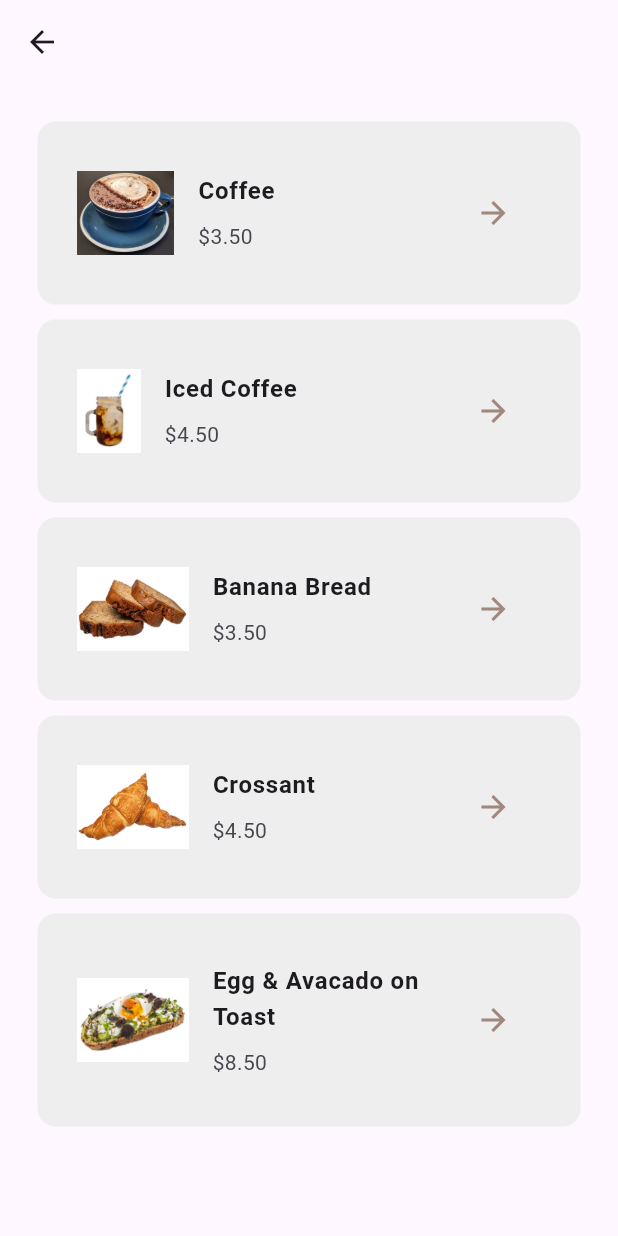
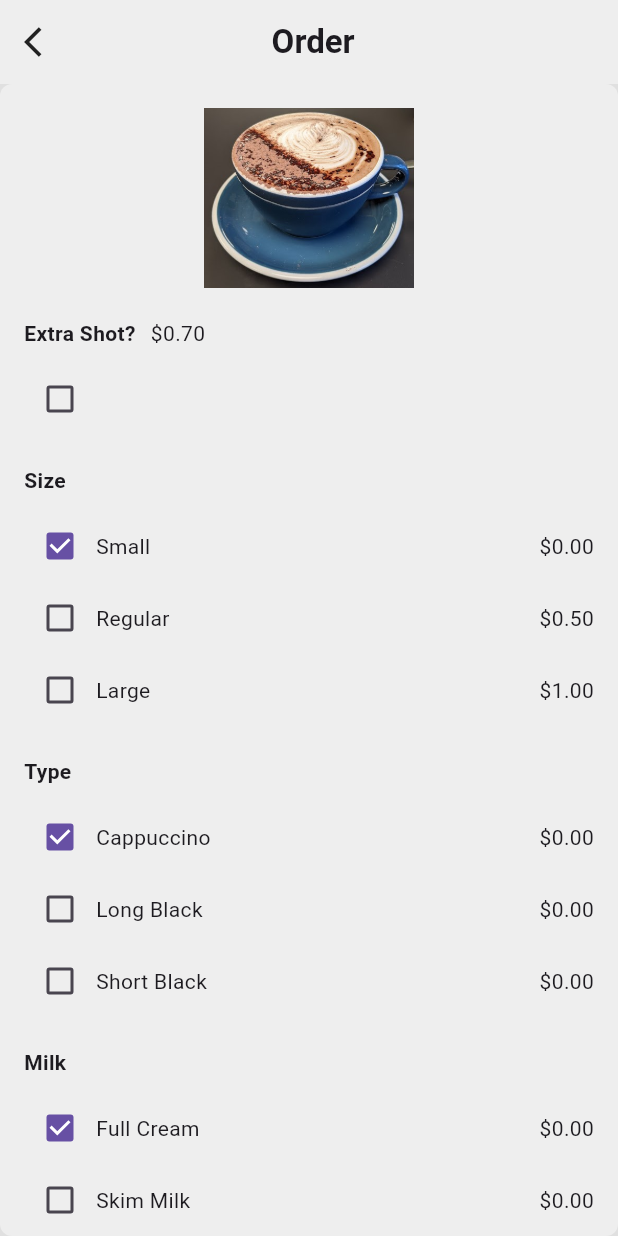
Before and after one commit to MuqarrabG/Campus-App, a Flutter app: the CafePage screen opened directly with empty values, after a tap on the "arrow forward" icon, on a phone screen of 412 x 824 dp. Run offline on Flutter 3.47's test engine with Material 3 defaults, Android fonts, the phone set to English and light mode, and no system bars; our stand-ins replace firebase_auth, firebase_core, google_nav_bar, google_sign_in, hexcolor; accounts and stored records are empty.

Commit message:
Added Ordering Page

```diff
--- /dev/null
+++ b/my_app/lib/components/my_chip.dart
@@ -0,0 +1,52 @@
+import 'package:flutter/material.dart';
+
+/*
+
+MY CHIP
+
+These little chips are for the user to select sizes:
+  - small
+  - medium
+  - large
+
+*/
+
+class MyChip extends StatelessWidget {
+  final String text;
+  final bool isSelected;
+
+  const MyChip({
+    super.key,
+    required this.text,
+    required this.isSelected,
+  });
+
+  @override
+  Widget build(BuildContext context) {
+    return isSelected
+        ?
+        // display selected chip
+        Chip(
+            label: Text(
+              text,
+              style: const TextStyle(
+                color: Colors.white,
+              ),
+            ),
+            backgroundColor: Colors.brown[400],
+            padding: const EdgeInsets.all(16),
+          )
+        :
+        // display unselected chip
+        Chip(
+            label: Text(
+              text,
+              style: TextStyle(
+                color: Colors.grey[500],
+              ),
+            ),
+            backgroundColor: Colors.grey[100],
+            padding: const EdgeInsets.all(16),
+          );
+  }
+}
--- /dev/null
+++ b/my_app/lib/pages/cafe_order_page.dart
@@ -0,0 +1,287 @@
+import 'package:flutter/material.dart';
+import 'package:my_app/components/my_button.dart';
+import 'package:my_app/models/cafe.dart';
+import 'package:my_app/models/cafeitem.dart';
+import 'package:provider/provider.dart';
+
+class CafeOrderPage extends StatefulWidget {
+  final CafeItem item;
+  final String cafeName;
+  const CafeOrderPage({super.key, required this.item, required this.cafeName});
+
+  @override
+  State<CafeOrderPage> createState() => _CafeOrderPageState();
+}
+
+class _CafeOrderPageState extends State<CafeOrderPage> {
+  // Quantity of order
+  int quantity = 1;
+
+  // Extra shot selection
+  bool extraShot = false;
+
+  // Current size selection
+  Size selectedSize = Size.small;
+
+  // Current type selection
+  Type selectedType = Type.cappuccino;
+
+  // Current milk selection
+  Milk selectedMilk = Milk.fullCream;
+
+  // Increment quantity
+  void increment() {
+    setState(() {
+      if (quantity < 10) {
+        quantity++;
+      }
+    });
+  }
+
+  // Decrement quantity
+  void decrement() {
+    if (quantity > 1) {
+      setState(() {
+        quantity--;
+      });
+    }
+  }
+
+  // Select extra shot
+  void toggleExtraShot(bool? value) {
+    setState(() {
+      extraShot = value ?? false;
+      widget.item.extraShot = extraShot;
+    });
+  }
+
+  // Select size
+  void selectSize(Size size) {
+    setState(() {
+      selectedSize = size;
+      widget.item.size = size;
+    });
+  }
+
+  // Select type
+  void selectType(Type type) {
+    setState(() {
+      selectedType = type;
+      widget.item.type = type;
+    });
+  }
+
+  // Select milk
+  void selectMilk(Milk milk) {
+    setState(() {
+      selectedMilk = milk;
+      widget.item.milk = milk;
+    });
+  }
+
+  // Add to cart
+  void addToCart() {
+    if (quantity > 0) {
+      for (int i = 0; i < quantity; i++) {
+        Provider.of<Cafe>(context, listen: false).addItemToCart(widget.item, quantity);
+      }
+      Navigator.pop(context);
+
+      showDialog(
+        context: context,
+        builder: (context) => const AlertDialog(
+          backgroundColor: Colors.brown,
+          title: Text(
+            "Successfully added to cart",
+            style: TextStyle(color: Colors.white),
+          ),
+        ),
+      );
+    }
+  }
+
+  @override
+  Widget build(BuildContext context) {
+    return Scaffold(
+      backgroundColor: Colors.grey[300],
+      appBar: AppBar(
+        backgroundColor: Colors.grey[200],
+        title: Text(
+          "${widget.cafeName} Order",
+          style: TextStyle(fontWeight: FontWeight.bold),
+        ),
+        centerTitle: true,
+        elevation: 0,
+        leading: IconButton(
+          icon: Icon(
+            Icons.arrow_back_ios,
+            color: Colors.grey[900],
+          ),
+          onPressed: () => Navigator.pop(context),
+        ),
+      ),
+      body: Container(
+        decoration: BoxDecoration(
+          color: Colors.grey[200],
+          borderRadius: BorderRadius.circular(8),
+        ),
+        child: SingleChildScrollView(
+          child: Padding(
+            padding: const EdgeInsets.all(16.0),
+            child: Column(
+              crossAxisAlignment: CrossAxisAlignment.start,
+              children: [
+                Center(
+                  child: Image.asset(
+                    widget.item.imagePath,
+                    height: 120,
+                  ),
+                ),
+                const SizedBox(height: 20),
+
+                if (widget.item.isCoffee) ...[
+                  buildOptionSection(
+                    "Extra Shot?",
+                    "\$0.70",
+                    Checkbox(
+                      value: extraShot,
+                      onChanged: toggleExtraShot,
+                    ),
+                  ),
+                  const SizedBox(height: 20),
+                  buildOptionSection(
+                    "Size",
+                    null,
+                    Column(
+                      children: [
+                        buildCheckbox("Small", selectedSize == Size.small, () => selectSize(Size.small), "\$0.00"),
+                        buildCheckbox("Regular", selectedSize == Size.regular, () => selectSize(Size.regular), "\$0.50"),
+                        buildCheckbox("Large", selectedSize == Size.large, () => selectSize(Size.large), "\$1.00"),
+                      ],
+                    ),
+                  ),
+                  const SizedBox(height: 20),
+                  buildOptionSection(
+                    "Type",
+                    null,
+                    Column(
+                      children: [
+                        buildCheckbox("Cappuccino", selectedType == Type.cappuccino, () => selectType(Type.cappuccino), "\$0.00"),
+                        buildCheckbox("Long Black", selectedType == Type.longBlack, () => selectType(Type.longBlack), "\$0.00"),
+                        buildCheckbox("Short Black", selectedType == Type.shortBlack, () => selectType(Type.shortBlack), "\$0.00"),
+                      ],
+                    ),
+                  ),
+                  const SizedBox(height: 20),
+                  buildOptionSection(
+                    "Milk",
+                    null,
+                    Column(
+                      children: [
+                        buildCheckbox("Full Cream", selectedMilk == Milk.fullCream, () => selectMilk(Milk.fullCream), "\$0.00"),
+                        buildCheckbox("Skim Milk", selectedMilk == Milk.skimMilk, () => selectMilk(Milk.skimMilk), "\$0.00"),
+                        buildCheckbox("Oat Milk", selectedMilk == Milk.oatMilk, () => selectMilk(Milk.oatMilk), "\$1.00"),
+                        buildCheckbox("Almond Milk", selectedMilk == Milk.almondMilk, () => selectMilk(Milk.almondMilk), "\$1.00"),
+                      ],
+                    ),
+                  ),
+                  const SizedBox(height: 20),
+                ],
+
+                Center(
+                  child: Column(
+                    children: [
+                      Row(
+                        mainAxisAlignment: MainAxisAlignment.center,
+                        children: [
+                          IconButton(
+                            onPressed: decrement,
+                            icon: const Icon(Icons.remove),
+                            color: Colors.grey,
+                          ),
+                          Container(
+                            decoration: BoxDecoration(
+                              color: Colors.white,
+                              borderRadius: BorderRadius.circular(8),
+                            ),
+                            width: 60,
+                            padding: const EdgeInsets.all(10),
+                            child: Center(
+                              child: Text(
+                                quantity.toString(),
+                                style: TextStyle(
+                                  fontWeight: FontWeight.bold,
+                                  color: Colors.brown[800],
+                                  fontSize: 32,
+                                ),
+                              ),
+                            ),
+                          ),
+                          IconButton(
+                            onPressed: increment,
+                            icon: const Icon(Icons.add),
+                            color: Colors.grey,
+                          ),
+                        ],
+                      ),
+                      const SizedBox(height: 20),
+                      Text(
+                        '\$${(widget.item.price * quantity).toStringAsFixed(2)}',
+                        style: TextStyle(fontSize: 24, fontWeight: FontWeight.bold),
+                      ),
+                      const SizedBox(height: 20),
+                      MyButton(
+                        text: "Add to cart",
+                        onTap: addToCart,
+                      ),
+                    ],
+                  ),
+                ),
+              ],
+            ),
+          ),
+        ),
+      ),
+    );
+  }
+
+  Widget buildOptionSection(String title, String? price, Widget child) {
+    return Column(
+      crossAxisAlignment: CrossAxisAlignment.start,
+      children: [
+        Row(
+          children: [
+            Text(title, style: const TextStyle(fontWeight: FontWeight.bold)),
+            if (price != null) ...[
+              const SizedBox(width: 10),
+              Text(price),
+            ],
+          ],
+        ),
+        const SizedBox(height: 10),
+        child,
+      ],
+    );
+  }
+
+  Widget buildCheckbox(String label, bool isSelected, VoidCallback onTap, String price) {
+    return GestureDetector(
+      onTap: onTap,
+      child: Row(
+        mainAxisAlignment: MainAxisAlignment.spaceBetween,
+        children: [
+          Row(
+            children: [
+              Checkbox(
+                value: isSelected,
+                onChanged: (bool? value) => onTap(),
+              ),
+              Text(label),
+            ],
+          ),
+          Text(price),
+        ],
+      ),
+    );
+  }
+}
--- a/my_app/lib/pages/cafe_page.dart
+++ b/my_app/lib/pages/cafe_page.dart
@@ -2,6 +2,7 @@ import 'package:flutter/material.dart';
 import 'package:my_app/components/cafe_item_tile.dart';
 import 'package:my_app/models/cafe.dart';
 import 'package:my_app/models/cafeitem.dart';
+import 'package:my_app/pages/cafe_order_page.dart';
 import 'package:provider/provider.dart';
 
 class CafePage extends StatefulWidget {
@@ -14,15 +15,16 @@ class CafePage extends StatefulWidget {
 
 class _CafePageState extends State<CafePage> {
 
-  void goToCoffeePage(CafeItem coffee) {
-    // Navigator.push(
-    //   context,
-    //   MaterialPageRoute(
-    //     builder: (context) => CoffeeOrderPage(
-    //       coffee: coffee,
-    //     ),
-    //   ),
-    // );
+  void goToCoffeePage(CafeItem item) {
+    Navigator.push(
+      context,
+      MaterialPageRoute(
+        builder: (context) => CafeOrderPage(
+          item: item,
+          cafeName: widget.cafeName
+        ),
+      ),
+    );
   }
   @override
   Widget build(BuildContext context) {
@@ -45,11 +47,11 @@ class _CafePageState extends State<CafePage> {
                 itemCount: value.cafe.length,
                 itemBuilder: (context, index) {
                   // get individual coffee
-                  CafeItem eachCoffee = value.cafe[index];
+                  CafeItem item = value.cafe[index];
                   // return the tile for this coffee
                   return CafeItemTile(
-                    item: eachCoffee,
-                    onPressed: () => goToCoffeePage(eachCoffee),
+                    item: item,
+                    onPressed: () => goToCoffeePage(item),
                   );
                 },
               ),
```
